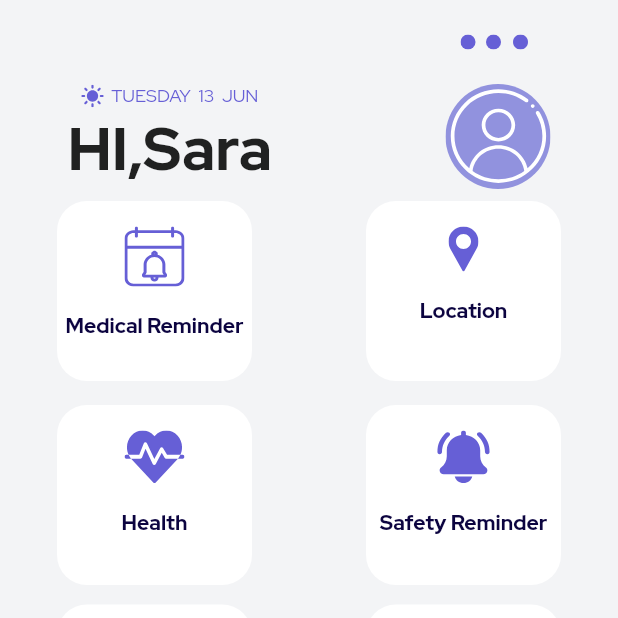
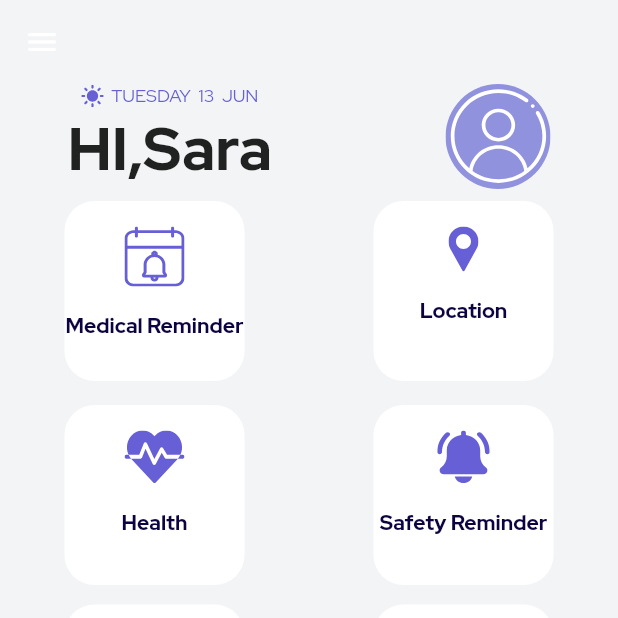
Before and after one commit to alaaelsayed13/SectionsScreen, a Flutter app: the screen it shows after launch, on a phone screen of 412 x 824 dp, the top half of it. Run offline on Flutter 3.47's test engine with Material 2 defaults, Android fonts, the phone set to English and light mode, and no system bars; our stand-ins replace flutter_svg.

Commit message:
initial commit

```diff
--- a/lib/thirdscreen.dart
+++ b/lib/thirdscreen.dart
@@ -20,14 +20,11 @@ class _ThirdScreenState extends State<ThirdScreen> {
   Widget build(BuildContext context) {
     return Scaffold(
       appBar: AppBar(
+        leading: Icon(Icons.menu),
         backgroundColor: Color.fromRGBO(243, 244, 246, 1),
         elevation: 0,
-        actions: [
-          Padding(
-            padding: const EdgeInsets.symmetric(horizontal: 60),
-            child: SvgPicture.asset('assets/images/dots.svg'),
-          )
-        ],
+
+
       ),
        backgroundColor:  Color.fromRGBO(243, 244, 246, 1)
       ,
@@ -78,7 +75,7 @@ class _ThirdScreenState extends State<ThirdScreen> {
                     });
                   }),
                   child: Container(decoration: BoxDecoration(borderRadius: BorderRadius.circular(20), color : Colors.white),
-                    width: 130,
+                    width: 120,
                     height: 120,
 
 
@@ -102,7 +99,7 @@ class _ThirdScreenState extends State<ThirdScreen> {
                     });
                   }),
                   child: Container(decoration: BoxDecoration(borderRadius: BorderRadius.circular(20), color: Colors.white),
-                    width: 130,
+                    width: 120,
                     height: 120,
 
 
@@ -133,7 +130,7 @@ class _ThirdScreenState extends State<ThirdScreen> {
                   });
                 },
                   child: Container(decoration: BoxDecoration(borderRadius: BorderRadius.circular(20), color: Colors.white),
-                    width: 130,
+                    width: 120,
                     height: 120,
 
 
@@ -156,7 +153,7 @@ class _ThirdScreenState extends State<ThirdScreen> {
                   });
                 },
                   child: Container(decoration: BoxDecoration(borderRadius: BorderRadius.circular(20), color: Colors.white),
-                    width: 130,
+                    width: 120,
                     height: 120,
 
 
@@ -189,7 +186,7 @@ class _ThirdScreenState extends State<ThirdScreen> {
                   });
                 }),
                   child: Container(decoration: BoxDecoration(borderRadius: BorderRadius.circular(20), color: Colors.white),
-                    width: 130,
+                    width: 120,
                     height: 120,
 
 
@@ -212,7 +209,7 @@ class _ThirdScreenState extends State<ThirdScreen> {
                   });
                 },
                   child: Container(decoration: BoxDecoration(borderRadius: BorderRadius.circular(20), color: Colors.white),
-                    width: 130,
+                    width: 120,
                     height: 120,
 
 
--- a/pubspec.yaml
+++ b/pubspec.yaml
@@ -30,6 +30,8 @@ dependencies:
   flutter:
     sdk: flutter
   flutter_svg: ^1.0.3
+  google_fonts: ^2.3.1
+  hexcolor: ^2.0.6
 
 
   # The following adds the Cupertino Icons font to your application.
```
Also changed, not shown: pubspec.lock.
